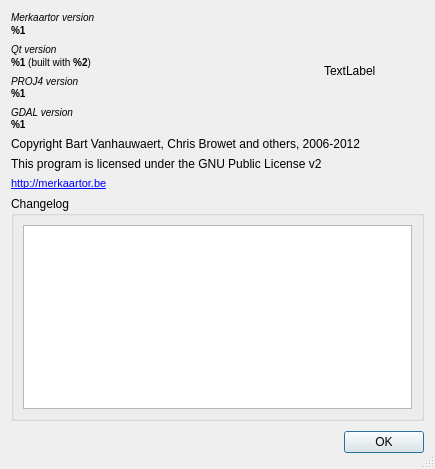
Above: src/common/AboutDialog.ui from openstreetmap/merkaartor before the change. Below: the same form after it.
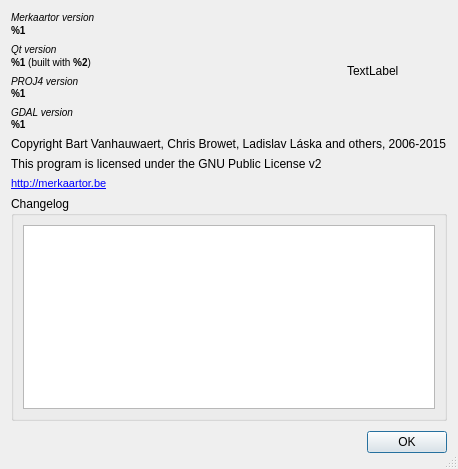
That is the form after the change.

Commit message: Updated the changelog and copyright for the 0.18.2 release.

```diff
--- a/src/common/AboutDialog.ui
+++ b/src/common/AboutDialog.ui
@@ -109,7 +109,7 @@
    <item>
     <widget class="QLabel" name="label">
      <property name="text">
-      <string>Copyright Bart Vanhauwaert, Chris Browet and others, 2006-2012</string>
+      <string>Copyright Bart Vanhauwaert, Chris Browet, Ladislav Láska and others, 2006-2015</string>
      </property>
     </widget>
    </item>
```
The commit also changes 1 other file.
